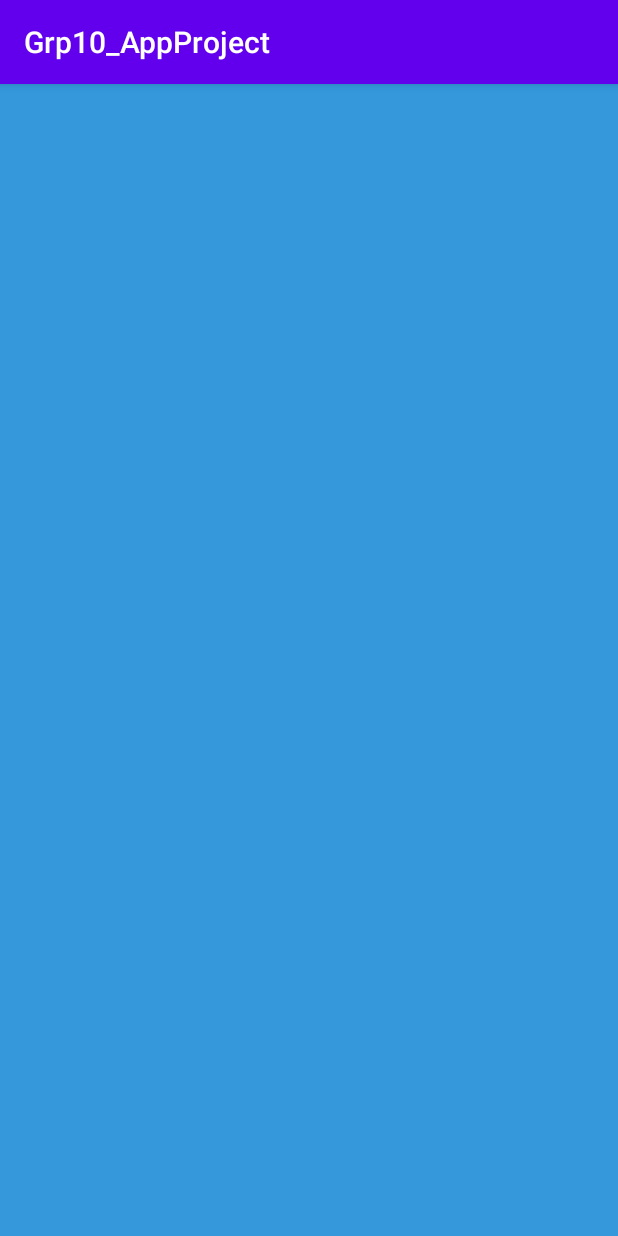
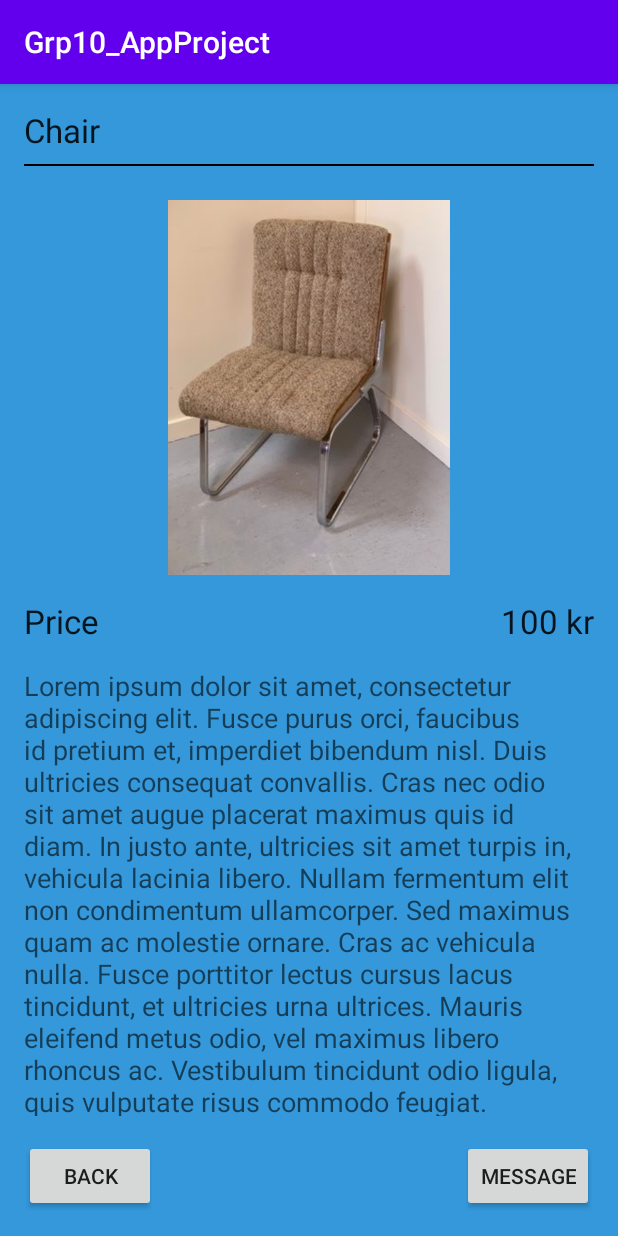
Before and after one commit to MHJespersen/ITSMAP_Gruppe10, an Android app: the screen it shows after launch (LoginActivity before the commit, DetailsActivity after it), on a phone screen of 412 x 824 dp. Run offline under Robolectric (Android 15) with nearby library versions, the phone set to English and light mode, and no system bars.

Commit message:
DetailsActivity layout

```diff
--- a/app/src/main/AndroidManifest.xml
+++ b/app/src/main/AndroidManifest.xml
@@ -20,11 +20,16 @@
             android:enabled="true"
             android:exported="false" />
 
-        <activity android:name=".Activities.DetailsActivity" />
+        <activity android:name=".Activities.DetailsActivity">
+        <intent-filter>
+            <action android:name="android.intent.action.MAIN" />
+            <category android:name="android.intent.category.LAUNCHER" />
+        </intent-filter>
+        </activity>
+
         <activity android:name=".Activities.LoginActivity">
             <intent-filter>
                 <action android:name="android.intent.action.MAIN" />
-
                 <category android:name="android.intent.category.LAUNCHER" />
             </intent-filter>
         </activity>
--- a/app/src/main/java/mhj/Grp10_AppProject/Activities/DetailsActivity.java
+++ b/app/src/main/java/mhj/Grp10_AppProject/Activities/DetailsActivity.java
@@ -4,6 +4,10 @@ import androidx.appcompat.app.AppCompatActivity;
 import androidx.lifecycle.ViewModelProvider;
 
 import android.os.Bundle;
+import android.text.method.ScrollingMovementMethod;
+import android.widget.Button;
+import android.widget.ImageView;
+import android.widget.TextView;
 
 import mhj.Grp10_AppProject.R;
 import mhj.Grp10_AppProject.ViewModels.DetailsViewModel;
@@ -11,6 +15,9 @@ import mhj.Grp10_AppProject.ViewModels.DetailsViewModelFactory;
 
 public class DetailsActivity extends AppCompatActivity {
     private DetailsViewModel viewModel;
+    private TextView textItemPrice, textItemDesc;
+    private ImageView imgItem;
+    private Button btnBack, btnMessage;
 
     @Override
     protected void onCreate(Bundle savedInstanceState) {
@@ -20,5 +27,13 @@ public class DetailsActivity extends AppCompatActivity {
         // https://stackoverflow.com/questions/46283981/android-viewmodel-additional-arguments
         viewModel = new ViewModelProvider(this, new DetailsViewModelFactory(this.getApplicationContext()))
                 .get(DetailsViewModel.class);
+
+        textItemPrice = findViewById(R.id.detailsTextPrice);
+        textItemDesc = findViewById(R.id.detailsTextDesc);
+        imgItem= findViewById(R.id.detailsImage);
+        btnBack = findViewById(R.id.detailsBtnBack);
+        btnMessage = findViewById(R.id.detailsBtnMessage);
+
+        textItemDesc.setMovementMethod(new ScrollingMovementMethod());
     }
 }
--- a/app/src/main/res/layout-land/activity_details.xml
+++ b/app/src/main/res/layout-land/activity_details.xml
@@ -7,5 +7,94 @@
     android:background="@color/backgroundColor"
     tools:context="mhj.Grp10_AppProject.Activities.DetailsActivity">
 
+    <TextView
+        android:id="@+id/detailsTextTitle"
+        android:layout_width="wrap_content"
+        android:layout_height="wrap_content"
+        android:layout_marginStart="16dp"
+        android:layout_marginLeft="16dp"
+        android:layout_marginTop="16dp"
+        android:text="Chair"
+        android:textAppearance="@style/TextAppearance.AppCompat.Large"
+        app:layout_constraintStart_toStartOf="parent"
+        app:layout_constraintTop_toTopOf="parent" />
+
+    <View
+        android:id="@+id/view2"
+        android:layout_width="0dp"
+        android:layout_height="1dp"
+        android:layout_marginTop="8dp"
+        android:background="@android:color/black"
+        app:layout_constraintEnd_toEndOf="@+id/detailsTextPrice"
+        app:layout_constraintStart_toStartOf="@+id/detailsTextTitle"
+        app:layout_constraintTop_toBottomOf="@+id/detailsTextTitle" />
+
+    <ImageView
+        android:id="@+id/detailsImage"
+        android:layout_width="250dp"
+        android:layout_height="0dp"
+        android:layout_marginTop="32dp"
+        android:layout_marginBottom="16dp"
+        app:layout_constraintBottom_toBottomOf="parent"
+        app:layout_constraintStart_toStartOf="@+id/detailsTextTitle"
+        app:layout_constraintTop_toBottomOf="@+id/detailsTextTitle"
+        app:srcCompat="@drawable/sample_chair"/>
+
+    <TextView
+        android:id="@+id/detailsTextPriceLabel"
+        android:layout_width="wrap_content"
+        android:layout_height="wrap_content"
+        android:layout_marginStart="16dp"
+        android:layout_marginLeft="16dp"
+        android:text="Price"
+        android:textAppearance="@style/TextAppearance.AppCompat.Large"
+        app:layout_constraintStart_toEndOf="@+id/detailsImage"
+        app:layout_constraintTop_toTopOf="@+id/detailsImage" />
+
+    <TextView
+        android:id="@+id/detailsTextPrice"
+        android:layout_width="wrap_content"
+        android:layout_height="wrap_content"
+        android:layout_marginEnd="16dp"
+        android:layout_marginRight="16dp"
+        android:text="100 kr"
+        android:textAppearance="@style/TextAppearance.AppCompat.Large"
+        app:layout_constraintEnd_toEndOf="parent"
+        app:layout_constraintTop_toTopOf="@+id/detailsTextPriceLabel" />
+
+    <TextView
+        android:id="@+id/detailsTextDesc"
+        android:layout_width="0dp"
+        android:layout_height="0dp"
+        android:layout_marginTop="16dp"
+        android:layout_marginBottom="16dp"
+        android:scrollbars="vertical"
+        android:text="Lorem ipsum dolor sit amet, consectetur adipiscing elit. Fusce purus orci, faucibus id pretium et, imperdiet bibendum nisl. Duis ultricies consequat convallis. Cras nec odio sit amet augue placerat maximus quis id diam. In justo ante, ultricies sit amet turpis in, vehicula lacinia libero. Nullam fermentum elit non condimentum ullamcorper. Sed maximus quam ac molestie ornare. Cras ac vehicula nulla. Fusce porttitor lectus cursus lacus tincidunt, et ultricies urna ultrices. Mauris eleifend metus odio, vel maximus libero rhoncus ac. Vestibulum tincidunt odio ligula, quis vulputate risus commodo feugiat."
+        android:textAppearance="@style/TextAppearance.AppCompat.Medium"
+        app:layout_constraintBottom_toTopOf="@+id/detailsBtnBack"
+        app:layout_constraintEnd_toEndOf="@+id/detailsTextPrice"
+        app:layout_constraintStart_toStartOf="@+id/detailsTextPriceLabel"
+        app:layout_constraintTop_toBottomOf="@+id/detailsTextPriceLabel"
+        app:layout_constraintVertical_bias="0.0"
+        tools:text="Lorem ipsum dolor sit amet, consectetur adipiscing elit. Fusce purus orci, faucibus id pretium et, imperdiet bibendum nisl. Duis ultricies consequat convallis. Cras nec odio sit amet augue placerat maximus quis id diam. In justo ante, ultricies sit amet turpis in, vehicula lacinia libero. Nullam fermentum elit non condimentum ullamcorper. Sed maximus quam ac molestie ornare. Cras ac vehicula nulla. Fusce porttitor lectus cursus lacus tincidunt, et ultricies urna ultrices. Mauris eleifend metus odio, vel maximus libero rhoncus ac. Vestibulum tincidunt odio ligula, quis vulputate risus commodo feugiat." />
+
+    <Button
+        android:id="@+id/detailsBtnBack"
+        android:layout_width="wrap_content"
+        android:layout_height="wrap_content"
+        android:layout_marginBottom="16dp"
+        android:text="Back"
+        app:layout_constraintBottom_toBottomOf="parent"
+        app:layout_constraintStart_toStartOf="@+id/detailsTextDesc" />
+
+    <Button
+        android:id="@+id/detailsBtnMessage"
+        android:layout_width="wrap_content"
+        android:layout_height="wrap_content"
+        android:layout_marginEnd="16dp"
+        android:layout_marginRight="16dp"
+        android:text="Message"
+        app:layout_constraintBottom_toBottomOf="@+id/detailsBtnBack"
+        app:layout_constraintEnd_toEndOf="parent" />
 
 </androidx.constraintlayout.widget.ConstraintLayout>
--- a/app/src/main/res/layout/activity_details.xml
+++ b/app/src/main/res/layout/activity_details.xml
@@ -5,7 +5,95 @@
     android:layout_width="match_parent"
     android:layout_height="match_parent"
     android:background="@color/backgroundColor"
-    tools:context="mhj.Grp10_AppProject.Activities.DetailsActivity">
+    android:scrollbars="vertical"
+    tools:context="mhj.Grp10_AppProject.Activities.DetailsActivity"
+    tools:ignore="MissingPrefix">
 
+    <View
+        android:id="@+id/view"
+        android:layout_width="0dp"
+        android:layout_height="1dp"
+        android:layout_marginTop="8dp"
+        android:background="@android:color/black"
+        app:layout_constraintEnd_toEndOf="@+id/detailsTextPrice"
+        app:layout_constraintStart_toStartOf="@+id/detailsTextTitle"
+        app:layout_constraintTop_toBottomOf="@+id/detailsTextTitle" />
+
+    <TextView
+        android:id="@+id/detailsTextTitle"
+        android:layout_width="wrap_content"
+        android:layout_height="wrap_content"
+        android:layout_marginStart="16dp"
+        android:layout_marginLeft="16dp"
+        android:layout_marginTop="16dp"
+        android:text="Chair"
+        android:textAppearance="@style/TextAppearance.AppCompat.Large"
+        app:layout_constraintStart_toStartOf="parent"
+        app:layout_constraintTop_toTopOf="parent" />
+
+    <ImageView
+        android:id="@+id/detailsImage"
+        android:layout_width="0dp"
+        android:layout_height="250dp"
+        android:layout_marginTop="32dp"
+        android:layout_marginEnd="16dp"
+        android:layout_marginRight="16dp"
+        app:layout_constraintEnd_toEndOf="parent"
+        app:layout_constraintStart_toStartOf="@+id/detailsTextTitle"
+        app:layout_constraintTop_toBottomOf="@+id/detailsTextTitle"
+        app:srcCompat="@drawable/sample_chair"/>
+
+    <TextView
+        android:id="@+id/detailsTextPriceLabel"
+        android:layout_width="wrap_content"
+        android:layout_height="wrap_content"
+        android:layout_marginTop="16dp"
+        android:text="Price"
+        android:textAppearance="@style/TextAppearance.AppCompat.Large"
+        app:layout_constraintStart_toStartOf="@+id/detailsImage"
+        app:layout_constraintTop_toBottomOf="@+id/detailsImage" />
+
+    <TextView
+        android:id="@+id/detailsTextPrice"
+        android:layout_width="wrap_content"
+        android:layout_height="wrap_content"
+        android:text="100 kr"
+        android:textAppearance="@style/TextAppearance.AppCompat.Large"
+        app:layout_constraintEnd_toEndOf="@+id/detailsImage"
+        app:layout_constraintTop_toTopOf="@+id/detailsTextPriceLabel" />
+
+    <TextView
+        android:id="@+id/detailsTextDesc"
+        android:layout_width="0dp"
+        android:layout_height="0dp"
+        android:layout_marginTop="16dp"
+        android:layout_marginBottom="16dp"
+        android:scrollbars="vertical"
+        android:text="Lorem ipsum dolor sit amet, consectetur adipiscing elit. Fusce purus orci, faucibus id pretium et, imperdiet bibendum nisl. Duis ultricies consequat convallis. Cras nec odio sit amet augue placerat maximus quis id diam. In justo ante, ultricies sit amet turpis in, vehicula lacinia libero. Nullam fermentum elit non condimentum ullamcorper. Sed maximus quam ac molestie ornare. Cras ac vehicula nulla. Fusce porttitor lectus cursus lacus tincidunt, et ultricies urna ultrices. Mauris eleifend metus odio, vel maximus libero rhoncus ac. Vestibulum tincidunt odio ligula, quis vulputate risus commodo feugiat."
+        android:textAppearance="@style/TextAppearance.AppCompat.Medium"
+        app:layout_constraintBottom_toTopOf="@+id/detailsBtnBack"
+        app:layout_constraintEnd_toEndOf="@+id/detailsTextPrice"
+        app:layout_constraintHorizontal_bias="0.0"
+        app:layout_constraintStart_toStartOf="@+id/detailsTextPriceLabel"
+        app:layout_constraintTop_toBottomOf="@+id/detailsTextPriceLabel"
+        app:layout_constraintVertical_bias="1.0"
+        tools:text="Lorem ipsum dolor sit amet, consectetur adipiscing elit. Fusce purus orci, faucibus id pretium et, imperdiet bibendum nisl. Duis ultricies consequat convallis. Cras nec odio sit amet augue placerat maximus quis id diam. In justo ante, ultricies sit amet turpis in, vehicula lacinia libero. Nullam fermentum elit non condimentum ullamcorper. Sed maximus quam ac molestie ornare. Cras ac vehicula nulla. Fusce porttitor lectus cursus lacus tincidunt, et ultricies urna ultrices. Mauris eleifend metus odio, vel maximus libero rhoncus ac. Vestibulum tincidunt odio ligula, quis vulputate risus commodo feugiat." />
+
+    <Button
+        android:id="@+id/detailsBtnBack"
+        android:layout_width="wrap_content"
+        android:layout_height="wrap_content"
+        android:text="Back"
+        app:layout_constraintBottom_toBottomOf="@+id/detailsBtnMessage"
+        app:layout_constraintStart_toStartOf="@+id/detailsTextDesc" />
+
+    <Button
+        android:id="@+id/detailsBtnMessage"
+        android:layout_width="wrap_content"
+        android:layout_height="wrap_content"
+        android:layout_marginBottom="16dp"
+        android:text="Message"
+        app:layout_constraintBottom_toBottomOf="parent"
+        app:layout_constraintEnd_toEndOf="@+id/detailsTextDesc" />
 
 </androidx.constraintlayout.widget.ConstraintLayout>
```
Also changed, not shown: app/src/main/res/drawable/sample_chair.jpg (added), 1 other file.
